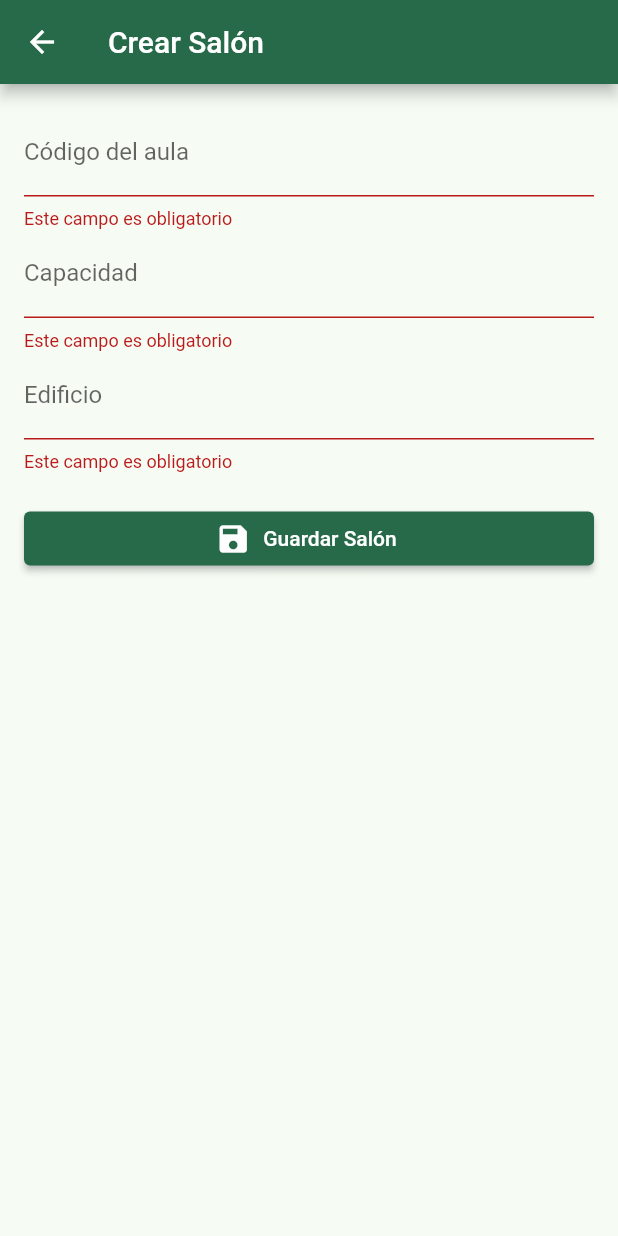
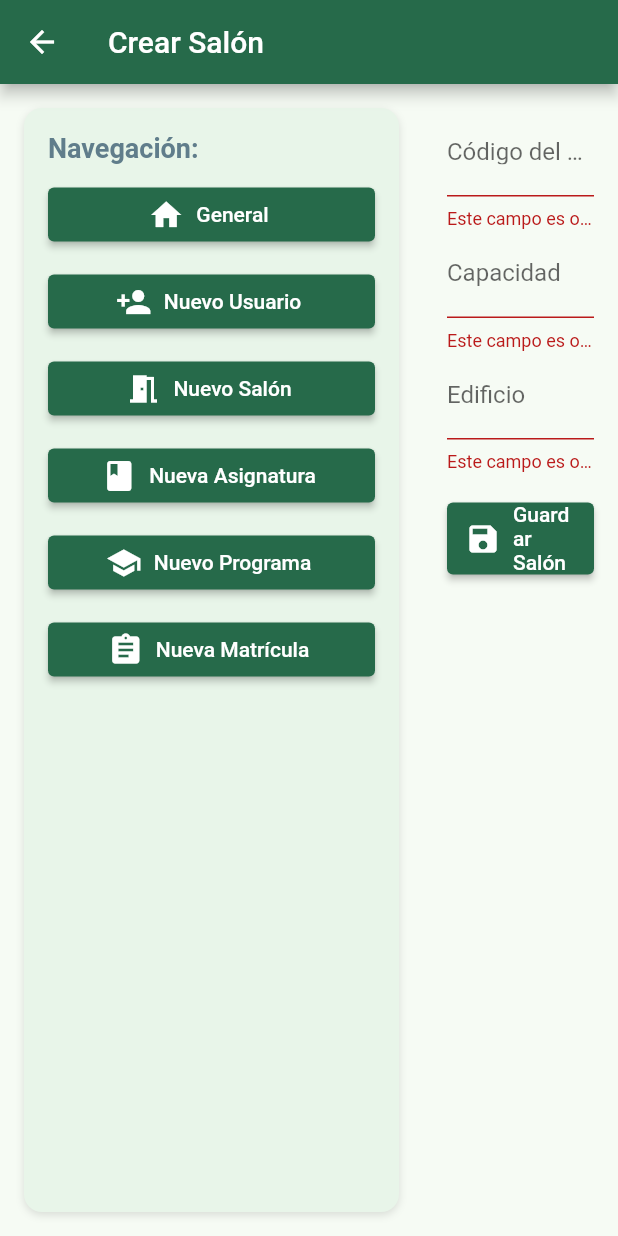
Before and after one commit to nrairan/PGC_MCS, a Flutter app: the SalonForm screen opened directly, after a tap on "Guardar Salón", on a phone screen of 412 x 824 dp. Run offline on Flutter 3.47's test engine with Material 3 defaults, Android fonts, the phone set to English and light mode, and no system bars; our stand-ins replace flutter_dotenv; network calls fail.

Commit message:
Estructura de diseño

```diff
--- a/lib/frontend/formularios/formulario_salon.dart
+++ b/lib/frontend/formularios/formulario_salon.dart
@@ -1,6 +1,8 @@
 import 'package:flutter/material.dart';
 import 'package:http/http.dart' as http;
 import 'dart:convert';
+
+import 'package:mcs/frontend/widgets/menu_lateral.dart';
 
 class SalonForm extends StatefulWidget {
   const SalonForm({super.key});
@@ -55,7 +57,14 @@ class _SalonFormState extends State<SalonForm> {
   Widget build(BuildContext context) {
     return Scaffold(
       appBar: AppBar(title: const Text('Crear Salón')),
-      body: Padding(
+
+      body: Row(
+        crossAxisAlignment: CrossAxisAlignment.start,
+        children: [
+          const MenuLateral(),
+
+          Expanded(
+            child: Padding(
               padding: const EdgeInsets.all(16),
               child: Form(
                 key: _formKey,
@@ -63,7 +72,9 @@ class _SalonFormState extends State<SalonForm> {
                   children: [
                     TextFormField(
                       controller: _codigoController,
-                decoration: const InputDecoration(labelText: 'Código del aula'),
+                      decoration: const InputDecoration(
+                        labelText: 'Código del aula',
+                      ),
                       validator:
                           (value) =>
                               value == null || value.isEmpty
@@ -104,6 +115,9 @@ class _SalonFormState extends State<SalonForm> {
                 ),
               ),
             ),
+          ),
+        ],
+      ),
     );
   }
 }
--- a/lib/frontend/principal/main.dart
+++ b/lib/frontend/principal/main.dart
@@ -2,7 +2,6 @@ import 'package:flutter/material.dart';
 import 'package:mcs/frontend/barraLateral/api.dart';
 //import 'package:mcs/frontend/login/login.dart';
 import 'package:flutter_dotenv/flutter_dotenv.dart';
-import 'package:mcs/backend/api_horario.dart';
 
 Future<void> main() async {
   await dotenv.load(fileName: ".env");
--- /dev/null
+++ b/lib/frontend/widgets/menu_lateral.dart
@@ -0,0 +1,101 @@
+import 'package:flutter/material.dart';
+import 'package:mcs/frontend/formularios/formulario_usuario.dart';
+import 'package:mcs/frontend/formularios/formulario_salon.dart';
+import 'package:mcs/frontend/formularios/formulario_asignatura.dart';
+import 'package:mcs/frontend/formularios/formulario_programa.dart';
+import 'package:mcs/frontend/formularios/formulario_matricula.dart';
+import 'package:mcs/frontend/barraLateral/api.dart';
+
+class MenuLateral extends StatelessWidget {
+  const MenuLateral({super.key});
+
+  @override
+  Widget build(BuildContext context) {
+    return Container(
+      width: 250,
+      margin: const EdgeInsets.all(16),
+      padding: const EdgeInsets.all(16),
+      decoration: BoxDecoration(
+        color: Colors.green.shade50,
+        borderRadius: BorderRadius.circular(12),
+        boxShadow: const [
+          BoxShadow(color: Colors.black12, blurRadius: 4, offset: Offset(0, 2)),
+        ],
+      ),
+      child: Column(
+        crossAxisAlignment: CrossAxisAlignment.stretch,
+        children: [
+          const Text(
+            'Navegación:',
+            style: TextStyle(
+              fontSize: 18,
+              fontWeight: FontWeight.bold,
+              color: Colors.blueGrey,
+            ),
+          ),
+          const SizedBox(height: 10),
+
+          _buildButton(context, Icons.home, 'General', const ApiPage()),
+          _buildButton(
+            context,
+            Icons.person_add,
+            'Nuevo Usuario',
+            const UsuarioForm(),
+          ),
+          _buildButton(
+            context,
+            Icons.meeting_room,
+            'Nuevo Salón',
+            const SalonForm(),
+          ),
+          _buildButton(
+            context,
+            Icons.book,
+            'Nueva Asignatura',
+            const AsignaturaForm(),
+          ),
+          _buildButton(
+            context,
+            Icons.school,
+            'Nuevo Programa',
+            const ProgramaForm(),
+          ),
+          _buildButton(
+            context,
+            Icons.assignment,
+            'Nueva Matrícula',
+            const MatriculaForm(),
+          ),
+        ],
+      ),
+    );
+  }
+
+  Widget _buildButton(
+    BuildContext context,
+    IconData icon,
+    String text,
+    Widget page,
+  ) {
+    return Padding(
+      padding: const EdgeInsets.only(bottom: 10),
+      child: ElevatedButton.icon(
+        onPressed: () {
+          // Si ya estás en la misma página, no hace nada:
+          if (ModalRoute.of(context)?.settings.name !=
+              page.runtimeType.toString()) {
+            Navigator.push(
+              context,
+              MaterialPageRoute(
+                builder: (context) => page,
+                settings: RouteSettings(name: page.runtimeType.toString()),
+              ),
+            );
+          }
+        },
+        icon: Icon(icon),
+        label: Text(text),
+      ),
+    );
+  }
+}
```
Also changed, not shown: lib/frontend/barraLateral/api.dart (+14 -8 lines), lib/frontend/barraLateral/apiHorarioPage.dart (deleted, +0 -54 lines), lib/frontend/barraLateral/apiPage.dart (deleted, +0 -83 lines), lib/frontend/formularios/formulario_asignatura.dart (+24 -5 lines), lib/frontend/formularios/formulario_matricula.dart (+25 -5 lines), lib/frontend/formularios/formulario_programa.dart (+19 -3 lines), lib/frontend/formularios/formulario_usuario.dart (+33 -7 lines). Lines whose indentation alone changed are shown as unchanged.
